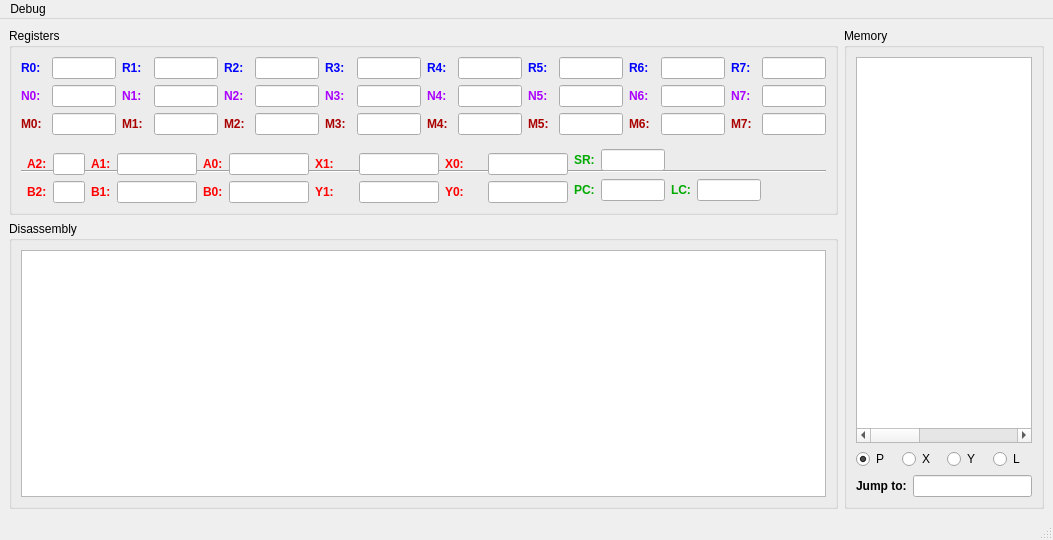
Old version of the form display/debugger.ui in the repository mikrosk/cute56.
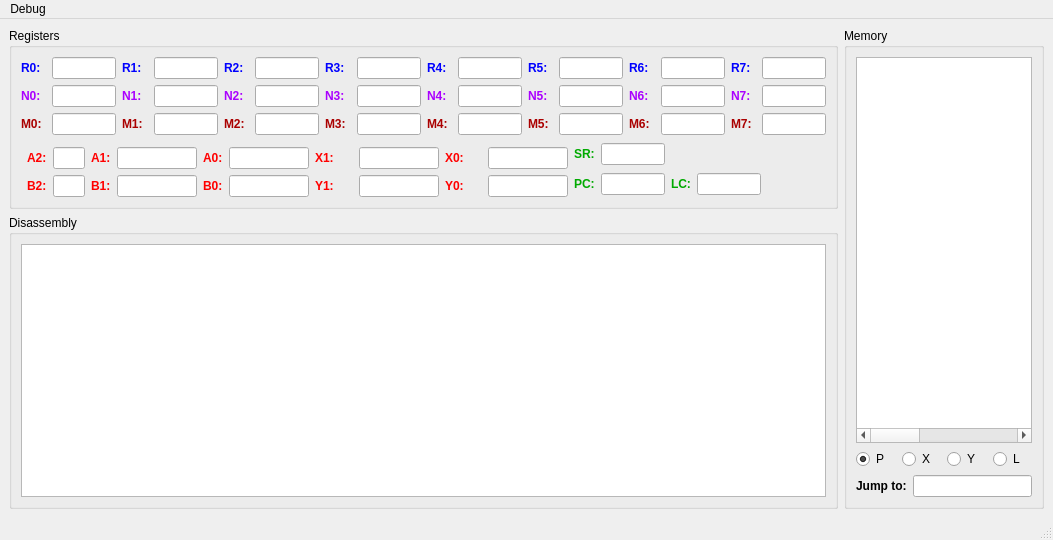
New version of the form.

Commit message: Remove the strange line in Debugger UI

Patch:
```diff
--- a/display/debugger.ui
+++ b/display/debugger.ui
@@ -567,14 +567,7 @@
          </item>
         </layout>
        </item>
-       <item row="1" column="0" rowspan="3" colspan="4">
-        <widget class="Line" name="line">
-         <property name="orientation">
-          <enum>Qt::Horizontal</enum>
-         </property>
-        </widget>
-       </item>
-       <item row="2" column="3" rowspan="2">
+       <item row="1" column="3" rowspan="2">
         <layout class="QGridLayout" name="gridLayout">
          <item row="0" column="2" colspan="2">
           <spacer name="horizontalSpacer">
@@ -664,7 +657,7 @@
          </item>
         </layout>
        </item>
-       <item row="3" column="1">
+       <item row="2" column="1">
         <layout class="QGridLayout" name="gridLayout_16">
          <item row="0" column="0">
           <widget class="QLabel" name="label_38">
@@ -788,7 +781,7 @@
          </item>
         </layout>
        </item>
-       <item row="3" column="2">
+       <item row="2" column="2">
         <layout class="QGridLayout" name="gridLayout_17">
          <item row="0" column="0">
           <widget class="QLabel" name="label_44">
```
Left out of the diff: 2 changed lines with no effect on the pictures.
